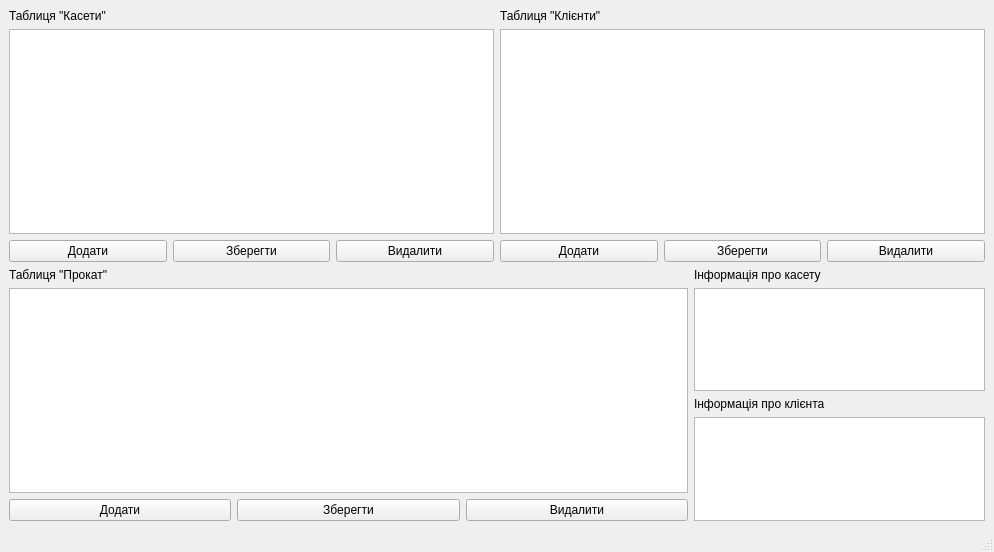
This is III_course/2025-11-19-qt-practical-13-postgresql/rental/rental.ui in yourhostel/cpp_course as Qt 5 draws it before an edit. The edited form follows.
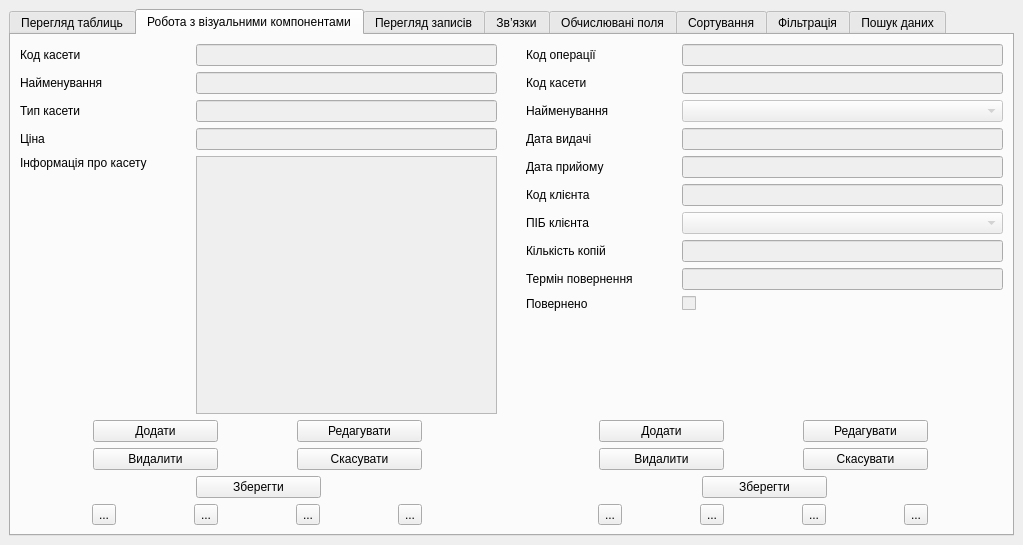
This is the edited form. Icons and pictures are not drawn.

Commit message: Added visual_components(Робота з візуальними компонентами)

Patch:
```diff
--- a/III_course/2025-11-19-qt-practical-13-postgresql/rental/rental.ui
+++ b/III_course/2025-11-19-qt-practical-13-postgresql/rental/rental.ui
@@ -6,15 +6,27 @@
    <rect>
     <x>0</x>
     <y>0</y>
-    <width>994</width>
-    <height>552</height>
+    <width>1023</width>
+    <height>545</height>
    </rect>
   </property>
   <property name="windowTitle">
    <string>Прокат касет</string>
   </property>
   <widget class="QWidget" name="centralWidget">
-   <layout class="QVBoxLayout" name="rootLayout" stretch="1,1">
+   <layout class="QVBoxLayout" name="rootLayout" stretch="0">
+    <item>
+     <layout class="QVBoxLayout" name="mainLayout">
+      <item>
+       <widget class="QTabWidget" name="rentalTabs">
+        <property name="currentIndex">
+         <number>1</number>
+        </property>
+        <widget class="QWidget" name="tabViewTables">
+         <attribute name="title">
+          <string>Перегляд таблиць</string>
+         </attribute>
+         <layout class="QVBoxLayout" name="verticalLayout_2" stretch="1,1">
     <item>
      <layout class="QHBoxLayout" name="topLayout">
       <item>
@@ -166,7 +178,860 @@
     </item>
    </layout>
   </widget>
-  <widget class="QStatusBar" name="statusbar"/>
+        <widget class="QWidget" name="tabVisualComponents">
+         <attribute name="title">
+          <string>Робота з візуальними компонентами</string>
+         </attribute>
+         <layout class="QHBoxLayout" name="horizontalLayout_2">
+          <item>
+           <layout class="QHBoxLayout" name="vcMainLayout" stretch="20,1,20">
+            <item>
+             <layout class="QVBoxLayout" name="vcTapePanel" stretch="14,4,1">
+              <item>
+               <layout class="QVBoxLayout" name="vcTapeFieldsLayout">
+                <item>
+                 <layout class="QHBoxLayout" name="vcTapeRowId">
+                  <item alignment="Qt::AlignmentFlag::AlignRight">
+                   <widget class="QLabel" name="vcTapeIdLabel">
+                    <property name="sizePolicy">
+                     <sizepolicy hsizetype="Preferred" vsizetype="Preferred">
+                      <horstretch>0</horstretch>
+                      <verstretch>0</verstretch>
+                     </sizepolicy>
+                    </property>
+                    <property name="minimumSize">
+                     <size>
+                      <width>170</width>
+                      <height>0</height>
+                     </size>
+                    </property>
+                    <property name="text">
+                     <string>Код касети</string>
+                    </property>
+                   </widget>
+                  </item>
+                  <item>
+                   <widget class="QLineEdit" name="vcTapeIdEdit">
+                    <property name="enabled">
+                     <bool>false</bool>
+                    </property>
+                    <property name="sizePolicy">
+                     <sizepolicy hsizetype="Expanding" vsizetype="Fixed">
+                      <horstretch>0</horstretch>
+                      <verstretch>0</verstretch>
+                     </sizepolicy>
+                    </property>
+                   </widget>
+                  </item>
+                 </layout>
+                </item>
+                <item>
+                 <layout class="QHBoxLayout" name="vcTapeRowTitle">
+                  <item>
+                   <widget class="QLabel" name="vcTapeTitleLabel">
+                    <property name="minimumSize">
+                     <size>
+                      <width>170</width>
+                      <height>0</height>
+                     </size>
+                    </property>
+                    <property name="text">
+                     <string>Найменування</string>
+                    </property>
+                   </widget>
+                  </item>
+                  <item>
+                   <widget class="QLineEdit" name="vcTapeTitleEdit">
+                    <property name="enabled">
+                     <bool>false</bool>
+                    </property>
+                    <property name="sizePolicy">
+                     <sizepolicy hsizetype="Expanding" vsizetype="Fixed">
+                      <horstretch>0</horstretch>
+                      <verstretch>0</verstretch>
+                     </sizepolicy>
+                    </property>
+                   </widget>
+                  </item>
+                 </layout>
+                </item>
+                <item>
+                 <layout class="QHBoxLayout" name="vcTapeRowType">
+                  <item>
+                   <widget class="QLabel" name="vcTapeTypeLabel">
+                    <property name="minimumSize">
+                     <size>
+                      <width>170</width>
+                      <height>0</height>
+                     </size>
+                    </property>
+                    <property name="text">
+                     <string>Тип касети</string>
+                    </property>
+                   </widget>
+                  </item>
+                  <item>
+                   <widget class="QLineEdit" name="vcTapeTypeEdit">
+                    <property name="enabled">
+                     <bool>false</bool>
+                    </property>
+                    <property name="sizePolicy">
+                     <sizepolicy hsizetype="Expanding" vsizetype="Fixed">
+                      <horstretch>0</horstretch>
+                      <verstretch>0</verstretch>
+                     </sizepolicy>
+                    </property>
+                   </widget>
+                  </item>
+                 </layout>
+                </item>
+                <item>
+                 <layout class="QHBoxLayout" name="vcTapeRowPrice">
+                  <item>
+                   <widget class="QLabel" name="vcTapePriceLabel">
+                    <property name="minimumSize">
+                     <size>
+                      <width>170</width>
+                      <height>0</height>
+                     </size>
+                    </property>
+                    <property name="text">
+                     <string>Ціна</string>
+                    </property>
+                   </widget>
+                  </item>
+                  <item>
+                   <widget class="QLineEdit" name="vcTapePriceEdit">
+                    <property name="enabled">
+                     <bool>false</bool>
+                    </property>
+                    <property name="sizePolicy">
+                     <sizepolicy hsizetype="Expanding" vsizetype="Fixed">
+                      <horstretch>0</horstretch>
+                      <verstretch>0</verstretch>
+                     </sizepolicy>
+                    </property>
+                   </widget>
+                  </item>
+                 </layout>
+                </item>
+                <item>
+                 <layout class="QHBoxLayout" name="horizontalLayout">
+                  <item alignment="Qt::AlignmentFlag::AlignTop">
+                   <widget class="QLabel" name="vcTapeDescriptionLabel">
+                    <property name="minimumSize">
+                     <size>
+                      <width>170</width>
+                      <height>0</height>
+                     </size>
+                    </property>
+                    <property name="text">
+                     <string>Інформація про касету</string>
+                    </property>
+                   </widget>
+                  </item>
+                  <item>
+                   <widget class="QTextEdit" name="vcTapeDescriptionEdit">
+                    <property name="enabled">
+                     <bool>false</bool>
+                    </property>
+                    <property name="sizePolicy">
+                     <sizepolicy hsizetype="Expanding" vsizetype="Preferred">
+                      <horstretch>0</horstretch>
+                      <verstretch>0</verstretch>
+                     </sizepolicy>
+                    </property>
+                   </widget>
+                  </item>
+                 </layout>
+                </item>
+               </layout>
+              </item>
+              <item>
+               <layout class="QVBoxLayout" name="vcTapeButtonsLayout">
+                <item>
+                 <layout class="QHBoxLayout" name="vcTapeButtonsRow1">
+                  <item>
+                   <widget class="QPushButton" name="vcTapeAddButton">
+                    <property name="maximumSize">
+                     <size>
+                      <width>125</width>
+                      <height>16777215</height>
+                     </size>
+                    </property>
+                    <property name="text">
+                     <string>Додати</string>
+                    </property>
+                   </widget>
+                  </item>
+                  <item>
+                   <widget class="QPushButton" name="vcTapeEditButton">
+                    <property name="maximumSize">
+                     <size>
+                      <width>125</width>
+                      <height>16777215</height>
+                     </size>
+                    </property>
+                    <property name="text">
+                     <string>Редагувати</string>
+                    </property>
+                   </widget>
+                  </item>
+                 </layout>
+                </item>
+                <item>
+                 <layout class="QHBoxLayout" name="vcTapeButtonsRow2">
+                  <item>
+                   <widget class="QPushButton" name="vcTapeDeleteButton">
+                    <property name="maximumSize">
+                     <size>
+                      <width>125</width>
+                      <height>16777215</height>
+                     </size>
+                    </property>
+                    <property name="text">
+                     <string>Видалити</string>
+                    </property>
+                   </widget>
+                  </item>
+                  <item>
+                   <widget class="QPushButton" name="vcTapeCancelButton">
+                    <property name="maximumSize">
+                     <size>
+                      <width>125</width>
+                      <height>16777215</height>
+                     </size>
+                    </property>
+                    <property name="text">
+                     <string>Скасувати</string>
+                    </property>
+                   </widget>
+                  </item>
+                 </layout>
+                </item>
+                <item>
+                 <layout class="QHBoxLayout" name="vcTapeButtonsRow3">
+                  <item>
+                   <widget class="QPushButton" name="vcTapeSaveButton">
+                    <property name="maximumSize">
+                     <size>
+                      <width>125</width>
+                      <height>16777215</height>
+                     </size>
+                    </property>
+                    <property name="text">
+                     <string>Зберегти</string>
+                    </property>
+                   </widget>
+                  </item>
+                 </layout>
+                </item>
+               </layout>
+              </item>
+              <item>
+               <layout class="QHBoxLayout" name="vcTapeNavLayout">
+                <item>
+                 <widget class="QToolButton" name="vcTapeFirstButton">
+                  <property name="toolTip">
+                   <string>Перший запис</string>
+                  </property>
+                  <property name="text">
+                   <string>...</string>
+                  </property>
+                  <property name="icon">
+                   <iconset theme="QIcon::ThemeIcon::MediaSkipBackward"/>
+                  </property>
+                 </widget>
+                </item>
+                <item>
+                 <widget class="QToolButton" name="vcTapePrevButton">
+                  <property name="toolTip">
+                   <string>Попередній запис</string>
+                  </property>
+                  <property name="text">
+                   <string>...</string>
+                  </property>
+                  <property name="icon">
+                   <iconset theme="QIcon::ThemeIcon::MediaSeekBackward"/>
+                  </property>
+                 </widget>
+                </item>
+                <item>
+                 <widget class="QToolButton" name="vcTapeNextButton">
+                  <property name="toolTip">
+                   <string>Наступний запис</string>
+                  </property>
+                  <property name="text">
+                   <string>...</string>
+                  </property>
+                  <property name="icon">
+                   <iconset theme="QIcon::ThemeIcon::MediaSeekForward"/>
+                  </property>
+                 </widget>
+                </item>
+                <item>
+                 <widget class="QToolButton" name="vcTapeLastButton">
+                  <property name="toolTip">
+                   <string>Останній запис</string>
+                  </property>
+                  <property name="text">
+                   <string>...</string>
+                  </property>
+                  <property name="icon">
+                   <iconset theme="QIcon::ThemeIcon::MediaSkipForward"/>
+                  </property>
+                 </widget>
+                </item>
+               </layout>
+              </item>
+             </layout>
+            </item>
+            <item>
+             <layout class="QVBoxLayout" name="verticalLayout"/>
+            </item>
+            <item>
+             <layout class="QVBoxLayout" name="vcRentalPanel" stretch="14,4,1">
+              <item>
+               <layout class="QVBoxLayout" name="vcRentalFieldsLayout">
+                <item>
+                 <layout class="QHBoxLayout" name="vcRentalRowId">
+                  <item>
+                   <widget class="QLabel" name="vcRentalIdLabel">
+                    <property name="minimumSize">
+                     <size>
+                      <width>150</width>
+                      <height>0</height>
+                     </size>
+                    </property>
+                    <property name="layoutDirection">
+                     <enum>Qt::LayoutDirection::LeftToRight</enum>
+                    </property>
+                    <property name="text">
+                     <string>Код операції</string>
+                    </property>
+                   </widget>
+                  </item>
+                  <item>
+                   <widget class="QLineEdit" name="vcRentalIdEdit">
+                    <property name="enabled">
+                     <bool>false</bool>
+                    </property>
+                    <property name="sizePolicy">
+                     <sizepolicy hsizetype="Expanding" vsizetype="Fixed">
+                      <horstretch>0</horstretch>
+                      <verstretch>0</verstretch>
+                     </sizepolicy>
+                    </property>
+                   </widget>
+                  </item>
+                 </layout>
+                </item>
+                <item>
+                 <layout class="QHBoxLayout" name="vcRentalRowTapeId">
+                  <item>
+                   <widget class="QLabel" name="vcRentalTapeIdLabel">
+                    <property name="minimumSize">
+                     <size>
+                      <width>150</width>
+                      <height>0</height>
+                     </size>
+                    </property>
+                    <property name="text">
+                     <string>Код касети</string>
+                    </property>
+                   </widget>
+                  </item>
+                  <item>
+                   <widget class="QLineEdit" name="vcRentalTapeIdEdit">
+                    <property name="enabled">
+                     <bool>false</bool>
+                    </property>
+                    <property name="sizePolicy">
+                     <sizepolicy hsizetype="Expanding" vsizetype="Fixed">
+                      <horstretch>0</horstretch>
+                      <verstretch>0</verstretch>
+                     </sizepolicy>
+                    </property>
+                   </widget>
+                  </item>
+                 </layout>
+                </item>
+                <item>
+                 <layout class="QHBoxLayout" name="vcRentalRowTapeCombo">
+                  <item>
+                   <widget class="QLabel" name="vcRentalTapeLabel">
+                    <property name="minimumSize">
+                     <size>
+                      <width>150</width>
+                      <height>0</height>
+                     </size>
+                    </property>
+                    <property name="text">
+                     <string>Найменування</string>
+                    </property>
+                   </widget>
+                  </item>
+                  <item>
+                   <widget class="QComboBox" name="vcRentalTapeCombo">
+                    <property name="enabled">
+                     <bool>false</bool>
+                    </property>
+                    <property name="sizePolicy">
+                     <sizepolicy hsizetype="Expanding" vsizetype="Fixed">
+                      <horstretch>0</horstretch>
+                      <verstretch>0</verstretch>
+                     </sizepolicy>
+                    </property>
+                   </widget>
+                  </item>
+                 </layout>
+                </item>
+                <item>
+                 <layout class="QHBoxLayout" name="vcRentalRowIssueDate">
+                  <item>
+                   <widget class="QLabel" name="vcRentalIssueDateLabel">
+                    <property name="minimumSize">
+                     <size>
+                      <width>150</width>
+                      <height>0</height>
+                     </size>
+                    </property>
+                    <property name="text">
+                     <string>Дата видачі</string>
+                    </property>
+                   </widget>
+                  </item>
+                  <item>
+                   <widget class="QLineEdit" name="vcRentalIssueDateEdit">
+                    <property name="enabled">
+                     <bool>false</bool>
+                    </property>
+                    <property name="sizePolicy">
+                     <sizepolicy hsizetype="Expanding" vsizetype="Fixed">
+                      <horstretch>0</horstretch>
+                      <verstretch>0</verstretch>
+                     </sizepolicy>
+                    </property>
+                   </widget>
+                  </item>
+                 </layout>
+                </item>
+                <item>
+                 <layout class="QHBoxLayout" name="vcRentalRowReturnDate">
+                  <item>
+                   <widget class="QLabel" name="vcRentalReturnDateLabel">
+                    <property name="minimumSize">
+                     <size>
+                      <width>150</width>
+                      <height>0</height>
+                     </size>
+                    </property>
+                    <property name="text">
+                     <string>Дата прийому</string>
+                    </property>
+                   </widget>
+                  </item>
+                  <item>
+                   <widget class="QLineEdit" name="vcRentalReturnDateEdit">
+                    <property name="enabled">
+                     <bool>false</bool>
+                    </property>
+                    <property name="sizePolicy">
+                     <sizepolicy hsizetype="Expanding" vsizetype="Fixed">
+                      <horstretch>0</horstretch>
+                      <verstretch>0</verstretch>
+                     </sizepolicy>
+                    </property>
+                   </widget>
+                  </item>
+                 </layout>
+                </item>
+                <item>
+                 <layout class="QHBoxLayout" name="vcRentalRowCustomerId">
+                  <item>
+                   <widget class="QLabel" name="vcRentalCustomerIdLabel">
+                    <property name="minimumSize">
+                     <size>
+                      <width>150</width>
+                      <height>0</height>
+                     </size>
+                    </property>
+                    <property name="text">
+                     <string>Код клієнта</string>
+                    </property>
+                   </widget>
+                  </item>
+                  <item>
+                   <widget class="QLineEdit" name="vcRentalCustomerIdEdit">
+                    <property name="enabled">
+                     <bool>false</bool>
+                    </property>
+                    <property name="sizePolicy">
+                     <sizepolicy hsizetype="Expanding" vsizetype="Fixed">
+                      <horstretch>0</horstretch>
+                      <verstretch>0</verstretch>
+                     </sizepolicy>
+                    </property>
+                   </widget>
+                  </item>
+                 </layout>
+                </item>
+                <item>
+                 <layout class="QHBoxLayout" name="vcRentalRowCustomerCombo">
+                  <item>
+                   <widget class="QLabel" name="vcRentalCustomerLabel">
+                    <property name="minimumSize">
+                     <size>
+                      <width>150</width>
+                      <height>0</height>
+                     </size>
+                    </property>
+                    <property name="text">
+                     <string>ПІБ клієнта</string>
+                    </property>
+                   </widget>
+                  </item>
+                  <item>
+                   <widget class="QComboBox" name="vcRentalCustomerCombo">
+                    <property name="enabled">
+                     <bool>false</bool>
+                    </property>
+                    <property name="sizePolicy">
+                     <sizepolicy hsizetype="Expanding" vsizetype="Fixed">
+                      <horstretch>0</horstretch>
+                      <verstretch>0</verstretch>
+                     </sizepolicy>
+                    </property>
+                   </widget>
+                  </item>
+                 </layout>
+                </item>
+                <item>
+                 <layout class="QHBoxLayout" name="vcRentalRowCopies">
+                  <item alignment="Qt::AlignmentFlag::AlignRight">
+                   <widget class="QLabel" name="vcRentalCopiesLabel">
+                    <property name="minimumSize">
+                     <size>
+                      <width>150</width>
+                      <height>0</height>
+                     </size>
+                    </property>
+                    <property name="text">
+                     <string>Кількість копій</string>
+                    </property>
+                   </widget>
+                  </item>
+                  <item>
+                   <widget class="QLineEdit" name="vcRentalCopiesEdit">
+                    <property name="enabled">
+                     <bool>false</bool>
+                    </property>
+                    <property name="sizePolicy">
+                     <sizepolicy hsizetype="Expanding" vsizetype="Fixed">
+                      <horstretch>0</horstretch>
+                      <verstretch>0</verstretch>
+                     </sizepolicy>
+                    </property>
+                   </widget>
+                  </item>
+                 </layout>
+                </item>
+                <item>
+                 <layout class="QHBoxLayout" name="vcRentalRowDeadline">
+                  <item>
+                   <widget class="QLabel" name="vcRentalDeadlineLabel">
+                    <property name="minimumSize">
+                     <size>
+                      <width>150</width>
+                      <height>0</height>
+                     </size>
+                    </property>
+                    <property name="text">
+                     <string>Термін повернення</string>
+                    </property>
+                   </widget>
+                  </item>
+                  <item>
+                   <widget class="QLineEdit" name="vcRentalDeadlineEdit">
+                    <property name="enabled">
+                     <bool>false</bool>
+                    </property>
+                    <property name="sizePolicy">
+                     <sizepolicy hsizetype="Expanding" vsizetype="Fixed">
+                      <horstretch>0</horstretch>
+                      <verstretch>0</verstretch>
+                     </sizepolicy>
+                    </property>
+                   </widget>
+                  </item>
+                 </layout>
+                </item>
+                <item>
+                 <layout class="QHBoxLayout" name="vcRentalRowReturned">
+                  <item>
+                   <widget class="QLabel" name="vcRentalReturnedLabel">
+                    <property name="minimumSize">
+                     <size>
+                      <width>150</width>
+                      <height>0</height>
+                     </size>
+                    </property>
+                    <property name="text">
+                     <string>Повернено</string>
+                    </property>
+                   </widget>
+                  </item>
+                  <item>
+                   <widget class="QCheckBox" name="vcRentalReturnedCheck">
+                    <property name="enabled">
+                     <bool>false</bool>
+                    </property>
+                    <property name="sizePolicy">
+                     <sizepolicy hsizetype="Expanding" vsizetype="Fixed">
+                      <horstretch>0</horstretch>
+                      <verstretch>0</verstretch>
+                     </sizepolicy>
+                    </property>
+                    <property name="layoutDirection">
+                     <enum>Qt::LayoutDirection::LeftToRight</enum>
+                    </property>
+                    <property name="styleSheet">
+                     <string notr="true"/>
+                    </property>
+                    <property name="text">
+                     <string/>
+                    </property>
+                    <property name="tristate">
+                     <bool>false</bool>
+                    </property>
+                   </widget>
+                  </item>
+                 </layout>
+                </item>
+                <item>
+                 <spacer name="verticalSpacer">
+                  <property name="orientation">
+                   <enum>Qt::Orientation::Vertical</enum>
+                  </property>
+                  <property name="sizeHint" stdset="0">
+                   <size>
+                    <width>20</width>
+                    <height>40</height>
+                   </size>
+                  </property>
+                 </spacer>
+                </item>
+               </layout>
+              </item>
+              <item>
+               <layout class="QVBoxLayout" name="vcRentalButtonsLayout">
+                <item>
+                 <layout class="QHBoxLayout" name="vcRentalButtonsRow1">
+                  <item>
+                   <widget class="QPushButton" name="vcRentalAddButton">
+                    <property name="minimumSize">
+                     <size>
+                      <width>0</width>
+                      <height>0</height>
+                     </size>
+                    </property>
+                    <property name="maximumSize">
+                     <size>
+                      <width>125</width>
+                      <height>16777215</height>
+                     </size>
+                    </property>
+                    <property name="text">
+                     <string>Додати</string>
+                    </property>
+                   </widget>
+                  </item>
+                  <item>
+                   <widget class="QPushButton" name="vcRentalEditButton">
+                    <property name="minimumSize">
+                     <size>
+                      <width>0</width>
+                      <height>0</height>
+                     </size>
+                    </property>
+                    <property name="maximumSize">
+                     <size>
+                      <width>125</width>
+                      <height>16777215</height>
+                     </size>
+                    </property>
+                    <property name="text">
+                     <string>Редагувати</string>
+                    </property>
+                   </widget>
+                  </item>
+                 </layout>
+                </item>
+                <item>
+                 <layout class="QHBoxLayout" name="vcRentalButtonsRow2">
+                  <item>
+                   <widget class="QPushButton" name="vcRentalDeleteButton">
+                    <property name="minimumSize">
+                     <size>
+                      <width>0</width>
+                      <height>0</height>
+                     </size>
+                    </property>
+                    <property name="maximumSize">
+                     <size>
+                      <width>125</width>
+                      <height>16777215</height>
+                     </size>
+                    </property>
+                    <property name="text">
+                     <string>Видалити</string>
+                    </property>
+                   </widget>
+                  </item>
+                  <item>
+                   <widget class="QPushButton" name="vcRentalCancelButton">
+                    <property name="minimumSize">
+                     <size>
+                      <width>0</width>
+                      <height>0</height>
+                     </size>
+                    </property>
+                    <property name="maximumSize">
+                     <size>
+                      <width>125</width>
+                      <height>16777215</height>
+                     </size>
+                    </property>
+                    <property name="text">
+                     <string>Скасувати</string>
+                    </property>
+                   </widget>
+                  </item>
+                 </layout>
+                </item>
+                <item>
+                 <layout class="QHBoxLayout" name="vcRentalButtonsRow3">
+                  <item>
+                   <widget class="QPushButton" name="vcRentalSaveButton">
+                    <property name="minimumSize">
+                     <size>
+                      <width>0</width>
+                      <height>0</height>
+                     </size>
+                    </property>
+                    <property name="maximumSize">
+                     <size>
+                      <width>125</width>
+                      <height>16777215</height>
+                     </size>
+                    </property>
+                    <property name="text">
+                     <string>Зберегти</string>
+                    </property>
+                   </widget>
+                  </item>
+                 </layout>
+                </item>
+               </layout>
+              </item>
+              <item>
+               <layout class="QHBoxLayout" name="vcRentalNavLayout">
+                <item>
+                 <widget class="QToolButton" name="vcRentalFirstButton">
+                  <property name="toolTip">
+                   <string>Перший запис</string>
+                  </property>
+                  <property name="text">
+                   <string>...</string>
+                  </property>
+                  <property name="icon">
+                   <iconset theme="QIcon::ThemeIcon::MediaSkipBackward"/>
+                  </property>
+                 </widget>
+                </item>
+                <item>
+                 <widget class="QToolButton" name="vcRentalPrevButton">
+                  <property name="toolTip">
+                   <string>Попередній запис</string>
+                  </property>
+                  <property name="text">
+                   <string>...</string>
+                  </property>
+                  <property name="icon">
+                   <iconset theme="QIcon::ThemeIcon::MediaSeekBackward"/>
+                  </property>
+                 </widget>
+                </item>
+                <item>
+                 <widget class="QToolButton" name="vcRentalNextButton">
+                  <property name="toolTip">
+                   <string>Наступний запис</string>
+                  </property>
+                  <property name="text">
+                   <string>...</string>
+                  </property>
+                  <property name="icon">
+                   <iconset theme="QIcon::ThemeIcon::MediaSeekForward"/>
+                  </property>
+                 </widget>
+                </item>
+                <item>
+                 <widget class="QToolButton" name="vcRentalLastButton">
+                  <property name="toolTip">
+                   <string>Останній запис</string>
+                  </property>
+                  <property name="text">
+                   <string>...</string>
+                  </property>
+                  <property name="icon">
+                   <iconset theme="QIcon::ThemeIcon::MediaSkipForward"/>
+                  </property>
+                 </widget>
+                </item>
+               </layout>
+              </item>
+             </layout>
+            </item>
+           </layout>
+          </item>
+         </layout>
+        </widget>
+        <widget class="QWidget" name="tabViewRecords">
+         <attribute name="title">
+          <string>Перегляд записів</string>
+         </attribute>
+        </widget>
+        <widget class="QWidget" name="tabRelations">
+         <attribute name="title">
+          <string>Зв’язки</string>
+         </attribute>
+        </widget>
+        <widget class="QWidget" name="tabComputedFields">
+         <attribute name="title">
+          <string>Обчислювані поля</string>
+         </attribute>
+        </widget>
+        <widget class="QWidget" name="tabSorting">
+         <attribute name="title">
+          <string>Сортування</string>
+         </attribute>
+        </widget>
+        <widget class="QWidget" name="tabFiltering">
+         <attribute name="title">
+          <string>Фільтрація</string>
+         </attribute>
+        </widget>
+        <widget class="QWidget" name="tabSearch">
+         <attribute name="title">
+          <string>Пошук даних</string>
+         </attribute>
+        </widget>
+       </widget>
+      </item>
+     </layout>
+    </item>
+   </layout>
+  </widget>
  </widget>
  <resources/>
  <connections/>
```
Lines whose indentation alone changed are shown as unchanged. The commit also changes 6 other files.
